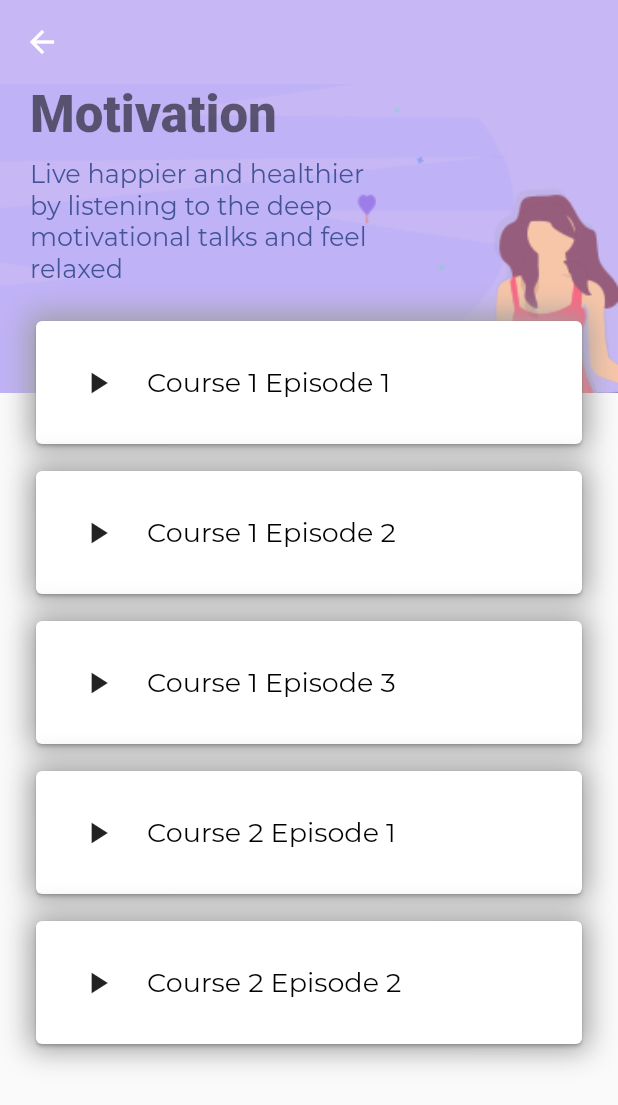
After one commit to rjrealworld/diya_TechNox, a Flutter app: the HomeScreen screen opened directly, after a tap on "Motivation", on a phone screen of 412 x 824 dp. The commit adds this screen. Shown: the top 1105 px of the screen. Run offline on Flutter 3.47's test engine with Material 2 defaults, Android fonts, the phone set to English and light mode, and no system bars; our stand-ins replace audioplayers, firebase_auth, flutter_svg; missing offline and left inert: flutter_dialogflow; accounts and stored records are empty.

Commit message:
Added motivational talk

```diff
--- a/diya/lib/Homepage/main.dart
+++ b/diya/lib/Homepage/main.dart
@@ -1,3 +1,4 @@
+import 'package:diya/Homepage/screens/motivation_details_screen.dart';
 import 'package:flutter/material.dart';
 import 'package:flutter_svg/svg.dart';
 import 'package:diya/Homepage/constants.dart';
@@ -35,7 +36,7 @@ class HomeScreen extends StatelessWidget {
         children: <Widget>[
           Container(
             // Here the height of the container is 45% of our total height
-            height: MediaQuery.of(context).size.height* .33,
+            height: MediaQuery.of(context).size.height * .33,
             decoration: BoxDecoration(
               color: Color(0xFFF5CEB8),
               image: DecorationImage(
@@ -117,6 +118,18 @@ class HomeScreen extends StatelessWidget {
                           },
                         ),
                         CategoryCard(
+                          title: "Motivation",
+                          svgSrc: "assets/icons/Meditation.svg",
+                          press: () {
+                            Navigator.push(
+                              context,
+                              MaterialPageRoute(builder: (context) {
+                                return MotivationDetailsScreen();
+                              }),
+                            );
+                          },
+                        ),
+                        CategoryCard(
                           title: "Chatbot",
                           svgSrc: "assets/icons/Meditation.svg",
                           press: () {
--- /dev/null
+++ b/diya/lib/Homepage/screens/motivation_details_screen.dart
@@ -0,0 +1,428 @@
+import 'package:flutter/material.dart';
+import 'package:flutter_svg/svg.dart';
+import 'package:diya/Homepage/constants.dart';
+import 'package:audioplayers/audio_cache.dart';
+import 'package:audioplayers/audioplayers.dart';
+
+class MotivationDetailsScreen extends StatefulWidget {
+  @override
+  _MotivationDetailsScreenState createState() =>
+      _MotivationDetailsScreenState();
+}
+
+class _MotivationDetailsScreenState extends State<MotivationDetailsScreen> {
+  Duration _duration = new Duration();
+  Duration _position = new Duration();
+  AudioPlayer advancedPlayer;
+  AudioCache audioCache;
+  // int count = 0;
+  int count1 = 0;
+  int count2 = 0, count3 = 0, count4 = 0, count5 = 0;
+
+  @override
+  void initState() {
+    super.initState();
+    initPlayer();
+  }
+
+  void initPlayer() {
+    advancedPlayer = new AudioPlayer();
+    audioCache = new AudioCache(fixedPlayer: advancedPlayer);
+
+    advancedPlayer.durationHandler = (d) => setState(() {
+          _duration = d;
+        });
+
+    advancedPlayer.positionHandler = (p) => setState(() {
+          _position = p;
+        });
+  }
+
+  String localFilePath;
+
+  @override
+  Widget build(BuildContext context) {
+    var size = MediaQuery.of(context).size;
+
+    return Scaffold(
+      appBar: AppBar(
+        backgroundColor: Color(0xFFC7B8F5),
+        elevation: 0,
+      ),
+      body: Stack(
+        children: <Widget>[
+          Container(
+            height: size.height * .25,
+            decoration: BoxDecoration(
+              color: kBlueLightColor,
+              image: DecorationImage(
+                image: AssetImage("assets/images/meditation_bg.png"),
+                fit: BoxFit.fitWidth,
+              ),
+            ),
+          ),
+          SafeArea(
+            child: Padding(
+              padding: const EdgeInsets.symmetric(horizontal: 20),
+              child: SingleChildScrollView(
+                child: Column(
+                  crossAxisAlignment: CrossAxisAlignment.start,
+                  children: <Widget>[
+                    Text(
+                      "Motivation",
+                      style: Theme.of(context)
+                          .textTheme
+                          .display1
+                          .copyWith(fontWeight: FontWeight.w900),
+                    ),
+                    SizedBox(height: 10),
+                    SizedBox(
+                      width: size.width * .6, // it just take 60% of total width
+                      child: Text(
+                        "Live happier and healthier by listening to the deep motivational talks and feel relaxed",
+                      ),
+                    ),
+                    SizedBox(height: 20),
+                    Column(
+                      children: <Widget>[
+                        Container(
+                          decoration: BoxDecoration(
+                            boxShadow: [
+                              new BoxShadow(
+                                color: Colors.grey,
+                                blurRadius: 15.0,
+                              ),
+                            ],
+                          ),
+                          child: Card(
+                            color: Colors.white,
+                            child: Padding(
+                              padding: const EdgeInsets.all(8.0),
+                              child: Row(
+                                children: <Widget>[
+                                  Padding(
+                                    padding: const EdgeInsets.all(8.0),
+                                    child: Container(
+                                      width: 50.0,
+                                      height: 50.0,
+                                      child: IconButton(
+                                        onPressed: () {
+                                          setState(() {
+                                            count1 = count1 + 1;
+                                            print(count1);
+                                          });
+
+                                          if (count1 % 2 == 0) {
+                                            audioCache
+                                                .play('audio/Course1 - s1.mp3');
+                                            //print(count1);
+                                            // count1 = 0;
+                                          } else {
+                                            advancedPlayer.pause();
+                                          }
+                                        },
+                                        icon: _getIcon(count1),
+                                      ),
+                                    ),
+                                  ),
+                                  Text(
+                                    "Course 1 Episode 1",
+                                    style: TextStyle(
+                                        color: Colors.black, fontSize: 18),
+                                  ),
+                                ],
+                              ),
+                            ),
+                          ),
+                        ),
+                        SizedBox(
+                          height: 10,
+                        ),
+                        Container(
+                          decoration: BoxDecoration(
+                            boxShadow: [
+                              new BoxShadow(
+                                color: Colors.grey,
+                                blurRadius: 15.0,
+                              ),
+                            ],
+                          ),
+                          child: Card(
+                            color: Colors.white,
+                            child: Padding(
+                              padding: const EdgeInsets.all(8.0),
+                              child: Row(
+                                children: <Widget>[
+                                  Padding(
+                                    padding: const EdgeInsets.all(8.0),
+                                    child: Container(
+                                      width: 50.0,
+                                      height: 50.0,
+                                      child: IconButton(
+                                        icon: _getIcon(count2),
+                                        onPressed: () {
+                                          setState(() {
+                                            if (count2 % 2 == 0) {
+                                              audioCache.play(
+                                                  'audio/Course1 - s2.mp3');
+                                              // count = 0;
+
+                                            } else {
+                                              advancedPlayer.pause();
+                                            }
+                                          });
+                                          count2 = count2 + 1;
+                                        },
+                                      ),
+                                    ),
+                                  ),
+                                  Text(
+                                    "Course 1 Episode 2",
+                                    style: TextStyle(
+                                        color: Colors.black, fontSize: 18),
+                                  ),
+                                ],
+                              ),
+                            ),
+                          ),
+                        ),
+                        SizedBox(
+                          height: 10,
+                        ),
+                        Container(
+                          decoration: BoxDecoration(
+                            boxShadow: [
+                              new BoxShadow(
+                                color: Colors.grey,
+                                blurRadius: 15.0,
+                              ),
+                            ],
+                          ),
+                          child: Card(
+                            color: Colors.white,
+                            child: Padding(
+                              padding: const EdgeInsets.all(8.0),
+                              child: Row(
+                                children: <Widget>[
+                                  Padding(
+                                    padding: const EdgeInsets.all(8.0),
+                                    child: Container(
+                                      width: 50.0,
+                                      height: 50.0,
+                                      child: IconButton(
+                                        icon: _getIcon(count3),
+                                        onPressed: () {
+                                          setState(() {
+                                            if (count3 % 2 == 0) {
+                                              audioCache.play(
+                                                  'audio/Course1 - s3.mp3');
+                                              // count = 0;
+
+                                            } else {
+                                              advancedPlayer.pause();
+                                            }
+                                            count3 = count3 + 1;
+                                          });
+                                        },
+                                      ),
+                                    ),
+                                  ),
+                                  Text(
+                                    "Course 1 Episode 3",
+                                    style: TextStyle(
+                                        color: Colors.black, fontSize: 18),
+                                  ),
+                                ],
+                              ),
+                            ),
+                          ),
+                        ),
+                        SizedBox(
+                          height: 10,
+                        ),
+                        Container(
+                          decoration: BoxDecoration(
+                            boxShadow: [
+                              new BoxShadow(
+                                color: Colors.grey,
+                                blurRadius: 15.0,
+                              ),
+                            ],
+                          ),
+                          child: Card(
+                            color: Colors.white,
+                            child: Padding(
+                              padding: const EdgeInsets.all(8.0),
+                              child: Row(
+                                children: <Widget>[
+                                  Padding(
+                                    padding: const EdgeInsets.all(8.0),
+                                    child: Container(
+                                        width: 50.0,
+                                        height: 50.0,
+                                        child: IconButton(
+                                          icon: _getIcon(count4),
+                                          onPressed: () {
+                                            setState(() {
+                                              if (count4 % 2 == 0) {
+                                                audioCache.play(
+                                                    'audio/Course2 - s1.mp3');
+                                                // count = 0;
+
+                                              } else {
+                                                advancedPlayer.pause();
+                                              }
+                                              count4 = count4 + 1;
+                                            });
+                                          },
+                                        )),
+                                  ),
+                                  Text(
+                                    "Course 2 Episode 1",
+                                    style: TextStyle(
+                                        color: Colors.black, fontSize: 18),
+                                  ),
+                                ],
+                              ),
+                            ),
+                          ),
+                        ),
+                        SizedBox(
+                          height: 10,
+                        ),
+                        Container(
+                          decoration: BoxDecoration(
+                            boxShadow: [
+                              new BoxShadow(
+                                color: Colors.grey,
+                                blurRadius: 15.0,
+                              ),
+                            ],
+                          ),
+                          child: Card(
+                            color: Colors.white,
+                            child: Padding(
+                              padding: const EdgeInsets.all(8.0),
+                              child: Row(
+                                children: <Widget>[
+                                  Padding(
+                                    padding: const EdgeInsets.all(8.0),
+                                    child: Container(
+                                        width: 50.0,
+                                        height: 50.0,
+                                        child: IconButton(
+                                          icon: _getIcon(count5),
+                                          onPressed: () {
+                                            setState(() {
+                                              if (count5 % 2 == 0) {
+                                                audioCache.play(
+                                                    'audio/Course2 - s2.mp3');
+                                                // count = 0;
+
+                                              } else {
+                                                advancedPlayer.pause();
+                                              }
+                                              count5 = count5 + 1;
+                                            });
+                                          },
+                                        )),
+                                  ),
+                                  Text(
+                                    "Course 2 Episode 2",
+                                    style: TextStyle(
+                                        color: Colors.black, fontSize: 18),
+                                  ),
+                                ],
+                              ),
+                            ),
+                          ),
+                        ),
+                      ],
+                    ),
+                  ],
+                ),
+              ),
+            ),
+          ),
+        ],
+      ),
+    );
+  }
+}
+
+Widget _getIcon(int count) {
+  if (count % 2 == 0) {
+    return Icon(Icons.play_arrow);
+  } else {
+    return Icon(Icons.pause);
+  }
+}
+
+class SeassionCard extends StatelessWidget {
+  final int seassionNum;
+  final bool isDone;
+  final Function press;
+  const SeassionCard({
+    Key key,
+    this.seassionNum,
+    this.isDone = false,
+    this.press,
+  }) : super(key: key);
+
+  @override
+  Widget build(BuildContext context) {
+    return LayoutBuilder(builder: (context, constraint) {
+      return ClipRRect(
+        borderRadius: BorderRadius.circular(13),
+        child: Container(
+          width: constraint.maxWidth / 2 -
+              10, // constraint.maxWidth provide us the available with for this widget
+          // padding: EdgeInsets.all(16),
+          decoration: BoxDecoration(
+            color: Colors.white,
+            borderRadius: BorderRadius.circular(13),
+            boxShadow: [
+              BoxShadow(
+                offset: Offset(0, 17),
+                blurRadius: 23,
+                spreadRadius: -13,
+                color: kShadowColor,
+              ),
+            ],
+          ),
+          child: Material(
+            color: Colors.transparent,
+            child: InkWell(
+              onTap: press,
+              child: Padding(
+                padding: const EdgeInsets.all(16.0),
+                child: Row(
+                  children: <Widget>[
+                    Container(
+                      height: 42,
+                      width: 43,
+                      decoration: BoxDecoration(
+                        color: isDone ? kBlueColor : Colors.white,
+                        shape: BoxShape.circle,
+                        border: Border.all(color: kBlueColor),
+                      ),
+                      //child: _getIcon(),
+
+                      //color: isDone ? Colors.white : kBlueColor,
+                      // ),
+                    ),
+                    SizedBox(width: 10),
+                    Text(
+                      "Session $seassionNum",
+                      style: Theme.of(context).textTheme.subtitle,
+                    )
+                  ],
+                ),
+              ),
+            ),
+          ),
+        ),
+      );
+    });
+  }
+}
```
